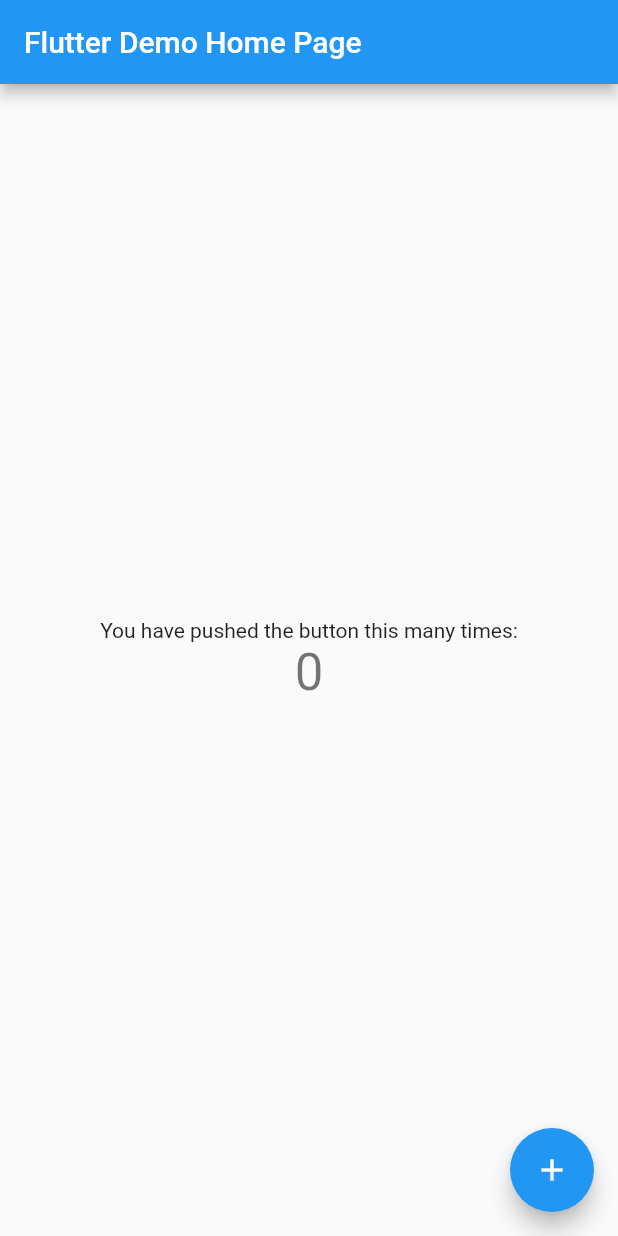
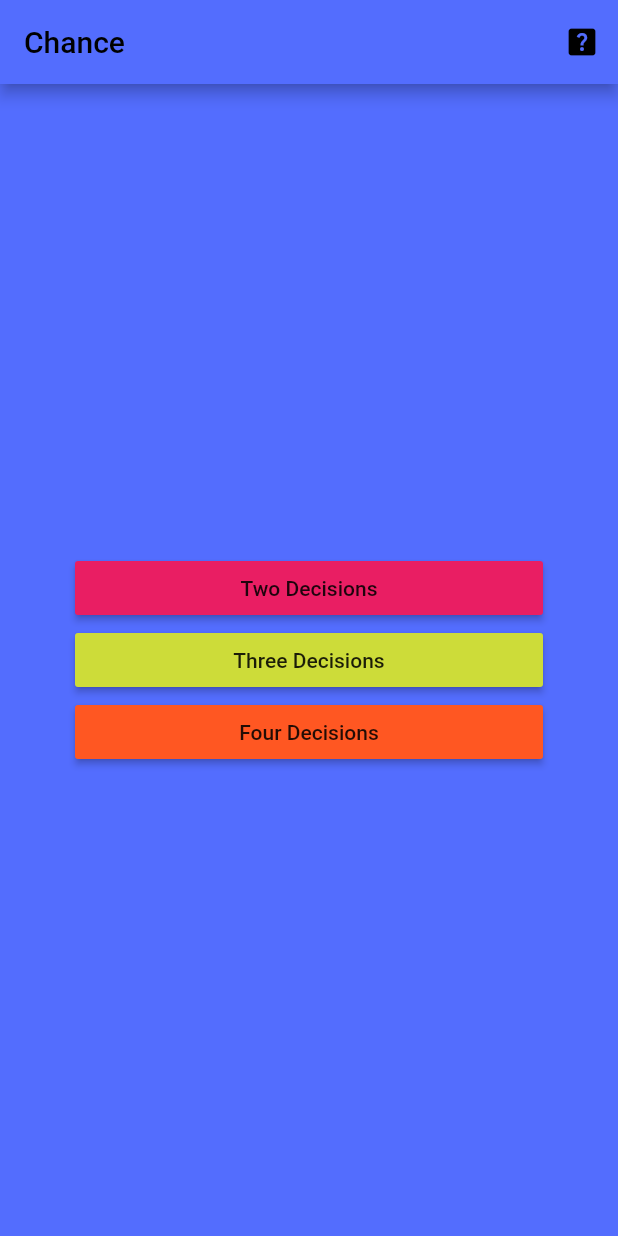
Before and after one commit to girishrajani/chance, a Flutter app: the screen it shows after launch, on a phone screen of 412 x 824 dp. Run offline on Flutter 3.47's test engine with Material 2 defaults, Android fonts, the phone set to English and light mode, and no system bars.

Commit message:
Home Screen Designed

```diff
--- a/lib/main.dart
+++ b/lib/main.dart
@@ -1,117 +1,69 @@
 import 'package:flutter/material.dart';
 
 void main() {
-  runApp(MyApp());
+  runApp(Chance());
 }
 
-class MyApp extends StatelessWidget {
-  // This widget is the root of your application.
+class Chance extends StatelessWidget {
   @override
   Widget build(BuildContext context) {
     return MaterialApp(
-      title: 'Flutter Demo',
-      theme: ThemeData(
-        // This is the theme of your application.
-        //
-        // Try running your application with "flutter run". You'll see the
-        // application has a blue toolbar. Then, without quitting the app, try
-        // changing the primarySwatch below to Colors.green and then invoke
-        // "hot reload" (press "r" in the console where you ran "flutter run",
-        // or simply save your changes to "hot reload" in a Flutter IDE).
-        // Notice that the counter didn't reset back to zero; the application
-        // is not restarted.
-        primarySwatch: Colors.blue,
-        // This makes the visual density adapt to the platform that you run
-        // the app on. For desktop platforms, the controls will be smaller and
-        // closer together (more dense) than on mobile platforms.
-        visualDensity: VisualDensity.adaptivePlatformDensity,
+      home: Scaffold(
+        backgroundColor: Colors.indigoAccent,
+        appBar: AppBar(
+          title: Text(
+            'Chance',
+            style: TextStyle(
+              color: Colors.black,
             ),
-      home: MyHomePage(title: 'Flutter Demo Home Page'),
-    );
-  }
-}
-
-class MyHomePage extends StatefulWidget {
-  MyHomePage({Key key, this.title}) : super(key: key);
-
-  // This widget is the home page of your application. It is stateful, meaning
-  // that it has a State object (defined below) that contains fields that affect
-  // how it looks.
-
-  // This class is the configuration for the state. It holds the values (in this
-  // case the title) provided by the parent (in this case the App widget) and
-  // used by the build method of the State. Fields in a Widget subclass are
-  // always marked "final".
-
-  final String title;
-
-  @override
-  _MyHomePageState createState() => _MyHomePageState();
-}
-
-class _MyHomePageState extends State<MyHomePage> {
-  int _counter = 0;
-
-  void _incrementCounter() {
-    setState(() {
-      // This call to setState tells the Flutter framework that something has
-      // changed in this State, which causes it to rerun the build method below
-      // so that the display can reflect the updated values. If we changed
-      // _counter without calling setState(), then the build method would not be
-      // called again, and so nothing would appear to happen.
-      _counter++;
-    });
-  }
-
-  @override
-  Widget build(BuildContext context) {
-    // This method is rerun every time setState is called, for instance as done
-    // by the _incrementCounter method above.
-    //
-    // The Flutter framework has been optimized to make rerunning build methods
-    // fast, so that you can just rebuild anything that needs updating rather
-    // than having to individually change instances of widgets.
-    return Scaffold(
-      appBar: AppBar(
-        // Here we take the value from the MyHomePage object that was created by
-        // the App.build method, and use it to set our appbar title.
-        title: Text(widget.title),
+          ),
+          actions: <Widget>[
+            IconButton(
+              icon: Icon(Icons.help_center),
+              color: Colors.black,
+              onPressed: () {},
+            ),
+          ],
+          backgroundColor: Colors.indigoAccent,
         ),
         body: Center(
-        // Center is a layout widget. It takes a single child and positions it
-        // in the middle of the parent.
           child: Column(
-          // Column is also a layout widget. It takes a list of children and
-          // arranges them vertically. By default, it sizes itself to fit its
-          // children horizontally, and tries to be as tall as its parent.
-          //
-          // Invoke "debug painting" (press "p" in the console, choose the
-          // "Toggle Debug Paint" action from the Flutter Inspector in Android
-          // Studio, or the "Toggle Debug Paint" command in Visual Studio Code)
-          // to see the wireframe for each widget.
-          //
-          // Column has various properties to control how it sizes itself and
-          // how it positions its children. Here we use mainAxisAlignment to
-          // center the children vertically; the main axis here is the vertical
-          // axis because Columns are vertical (the cross axis would be
-          // horizontal).
             mainAxisAlignment: MainAxisAlignment.center,
             children: <Widget>[
-            Text(
-              'You have pushed the button this many times:',
+              Container(
+                padding: EdgeInsets.symmetric(horizontal: 50),
+                child: RaisedButton(
+                  color: Colors.pink,
+                  child: Center(
+                    child: Text('Two Decisions'),
                   ),
-            Text(
-              '$_counter',
-              style: Theme.of(context).textTheme.headline4,
+                  onPressed: () {},
+                ),
+              ),
+              Container(
+                padding: EdgeInsets.symmetric(horizontal: 50),
+                child: RaisedButton(
+                  color: Colors.lime,
+                  child: Center(
+                    child: Text('Three Decisions'),
+                  ),
+                  onPressed: () {},
+                ),
+              ),
+              Container(
+                padding: EdgeInsets.symmetric(horizontal: 50),
+                child: RaisedButton(
+                  color: Colors.deepOrange,
+                  child: Center(
+                    child: Text('Four Decisions'),
+                  ),
+                  onPressed: () {},
+                ),
               ),
             ],
           ),
         ),
-      floatingActionButton: FloatingActionButton(
-        onPressed: _incrementCounter,
-        tooltip: 'Increment',
-        child: Icon(Icons.add),
-      ), // This trailing comma makes auto-formatting nicer for build methods.
+      ),
     );
   }
 }
```
Also changed, not shown: 1 other file. Lines whose indentation alone changed are shown as unchanged.
